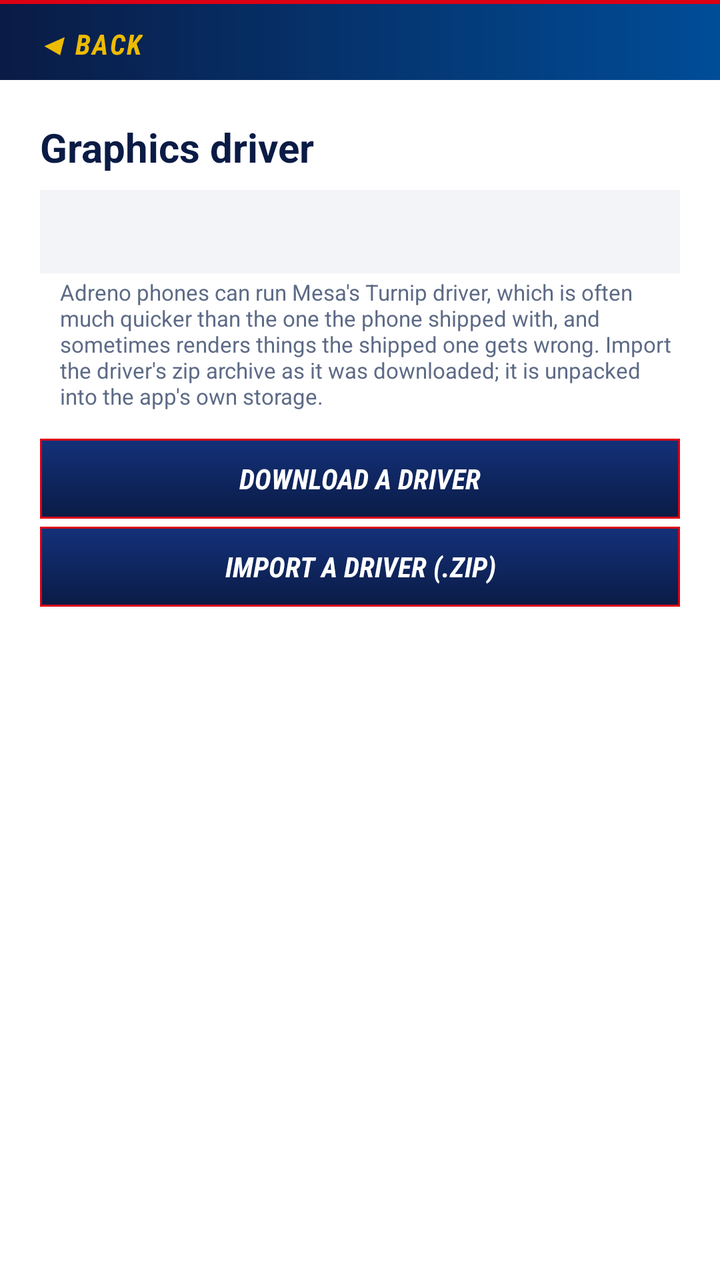
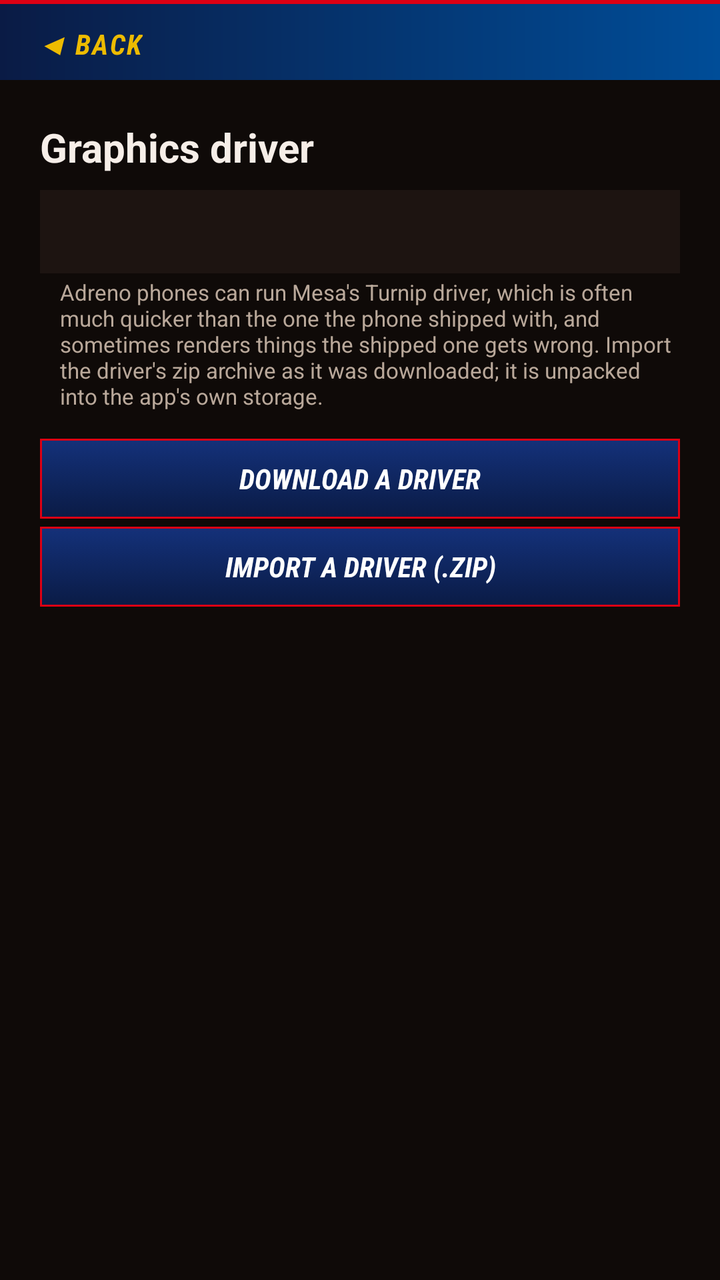

Two renders of the same Android screen: before a commit and after it. Below are the layout's source before the change and the commit's diff.
<!-- AndroidManifest.xml: application theme Theme.PES17 -->
<!-- res/layout/activity_driver.xml -->
<?xml version="1.0" encoding="utf-8"?>
<LinearLayout xmlns:android="http://schemas.android.com/apk/res/android"
    android:layout_width="match_parent"
    android:layout_height="match_parent"
    android:orientation="vertical"
    android:background="@color/pes_page">

    <include layout="@layout/view_back_bar" />

    <LinearLayout
        android:layout_width="match_parent"
        android:layout_height="0dp"
        android:layout_weight="1"
        android:orientation="vertical"
        android:padding="20dp">

    <TextView
        android:layout_width="match_parent"
        android:layout_height="wrap_content"
        android:text="@string/graphics_driver"
        android:textColor="@color/pes_navy"
        android:textSize="20sp"
        android:textStyle="bold" />

    <TextView
        android:id="@+id/driver_current"
        android:layout_width="match_parent"
        android:layout_height="wrap_content"
        android:layout_marginTop="8dp"
        android:background="@color/pes_panel"
        android:padding="12dp"
        android:textColor="@color/pes_text"
        android:textSize="13sp" />

    <TextView
        style="@style/SettingHint"
        android:layout_width="match_parent"
        android:layout_height="wrap_content"
        android:text="@string/driver_hint" />

    <Button
        android:id="@+id/download_driver"
        android:layout_width="match_parent"
        android:layout_height="wrap_content"
        android:layout_marginTop="10dp"
        android:text="@string/download_driver" />

    <Button
        android:id="@+id/import_driver"
        android:layout_width="match_parent"
        android:layout_height="wrap_content"
        android:layout_marginTop="4dp"
        android:text="@string/import_driver" />

    <ListView
        android:id="@+id/driver_list"
        android:layout_width="match_parent"
        android:layout_height="0dp"
        android:layout_weight="1"
        android:layout_marginTop="12dp"
        android:divider="@color/pes_line"
        android:dividerHeight="1dp" />
    </LinearLayout>
</LinearLayout>
<!-- res/layout/view_back_bar.xml (included above) -->
<?xml version="1.0" encoding="utf-8"?>
<LinearLayout xmlns:android="http://schemas.android.com/apk/res/android"
    android:layout_width="match_parent"
    android:layout_height="wrap_content"
    android:background="@drawable/bg_panel_title"
    android:gravity="center_vertical"
    android:orientation="horizontal"
    android:paddingStart="8dp"
    android:paddingEnd="8dp"
    android:paddingTop="4dp">

    <Button
        android:id="@+id/back_button"
        style="@style/BackButton"
        android:layout_width="wrap_content"
        android:layout_height="wrap_content"
        android:text="@string/back" />

</LinearLayout>
<!-- resources referenced by this layout -->
<resources>
  <color name="pes_line">#C9D1DE</color>
  <color name="pes_navy">#0A1B45</color>
  <color name="pes_page">#FFFFFF</color>
  <color name="pes_panel">#F2F4F8</color>
  <color name="pes_text">#0A1B45</color>
  <!-- drawable bg_panel_title (drawable) -->
  <?xml version="1.0" encoding="utf-8"?>
  <layer-list xmlns:android="http://schemas.android.com/apk/res/android">
      <item>
          <shape android:shape="rectangle">
              <gradient android:angle="0" android:startColor="#0A1B45" android:endColor="#004D98" />
          </shape>
      </item>
      <item android:gravity="top" android:height="2dp">
          <shape android:shape="rectangle">
              <solid android:color="#DC0014" />
          </shape>
      </item>
  </layer-list>
  <string name="back">◀  Back</string>
  <string name="download_driver">Download a driver</string>
  <string name="driver_hint">Adreno phones can run Mesa\'s Turnip driver, which is often much quicker than the one the phone shipped with, and sometimes renders things the shipped one gets wrong. Import the driver\'s zip archive as it was downloaded; it is unpacked into the app\'s own storage.</string>
  <string name="graphics_driver">Graphics driver</string>
  <string name="import_driver">Import a driver (.zip)</string>
  <style name="BackButton">
          <item name="android:background">@android:color/transparent</item>
          <item name="android:minHeight">36dp</item>
          <item name="android:minWidth">0dp</item>
          <item name="android:paddingStart">10dp</item>
          <item name="android:paddingEnd">14dp</item>
          <item name="android:textColor">@color/pes_gold</item>
          <item name="android:textSize">14sp</item>
          <item name="android:textStyle">bold|italic</item>
          <item name="android:textAllCaps">true</item>
          <item name="android:fontFamily">sans-serif-condensed</item>
          <item name="android:letterSpacing">0.06</item>
          <item name="android:stateListAnimator">@null</item>
      </style>
  <style name="SettingHint">
          <item name="android:paddingStart">10dp</item>
          <item name="android:paddingTop">2dp</item>
          <item name="android:paddingBottom">4dp</item>
          <item name="android:textColor">@color/pes_muted</item>
          <item name="android:textSize">11sp</item>
      </style>
  <style name="Theme.PES17" parent="Theme.AppCompat.Light.NoActionBar">
          <item name="android:windowBackground">@color/pes_page</item>
          <item name="colorPrimary">@color/pes_navy</item>
          <item name="colorPrimaryDark">@color/pes_navy</item>
          <item name="colorAccent">@color/pes_red</item>
          <item name="colorControlActivated">@color/pes_red</item>
          <item name="android:textColorPrimary">@color/pes_text</item>
          <item name="android:textColorSecondary">@color/pes_muted</item>
          <item name="buttonStyle">@style/PanelButton</item>
          <item name="android:buttonStyle">@style/PanelButton</item>
      </style>
  <color name="pes_gold">#EDBB00</color>
  <color name="pes_muted">#5D6B86</color>
  <color name="pes_red">#DC0014</color>
  <style name="PanelButton" parent="Widget.AppCompat.Button">
          <item name="android:background">@drawable/bg_button_action</item>
          <item name="android:textColor">@color/pes_on_dark</item>
          <item name="android:textStyle">bold|italic</item>
          <item name="android:fontFamily">sans-serif-condensed</item>
          <item name="android:minHeight">40dp</item>
          <item name="android:stateListAnimator">@null</item>
      </style>
  <color name="pes_on_dark">#FFFFFF</color>
  <!-- unchanged entries left out for length: 1 -->
</resources>

<!-- the commit's change to res/layout/activity_driver.xml (unified diff, before → after) -->
@@ -18,7 +18,7 @@
         android:layout_width="match_parent"
         android:layout_height="wrap_content"
         android:text="@string/graphics_driver"
-        android:textColor="@color/pes_navy"
+        android:textColor="@color/pes_text"
         android:textSize="20sp"
         android:textStyle="bold" />
 
<!-- resource entries referenced after the edit -->
@@ -1,10 +1,10 @@
 <!-- resources referenced by this layout -->
 <resources>
-  <color name="pes_line">#C9D1DE</color>
+  <color name="pes_line">#42322A</color>
   <color name="pes_navy">#0A1B45</color>
-  <color name="pes_page">#FFFFFF</color>
-  <color name="pes_panel">#F2F4F8</color>
-  <color name="pes_text">#0A1B45</color>
+  <color name="pes_page">#0F0A08</color>
+  <color name="pes_panel">#1D1411</color>
+  <color name="pes_text">#F6EEE8</color>
   <!-- drawable bg_panel_title (drawable) -->
   <?xml version="1.0" encoding="utf-8"?>
   <layer-list xmlns:android="http://schemas.android.com/apk/res/android">
@@ -57,8 +57,8 @@
           <item name="android:buttonStyle">@style/PanelButton</item>
       </style>
   <color name="pes_gold">#EDBB00</color>
-  <color name="pes_muted">#5D6B86</color>
-  <color name="pes_red">#DC0014</color>
+  <color name="pes_muted">#B9A89A</color>
+  <color name="pes_red">#FF3B2F</color>
   <style name="PanelButton" parent="Widget.AppCompat.Button">
           <item name="android:background">@drawable/bg_button_action</item>
           <item name="android:textColor">@color/pes_on_dark</item>
